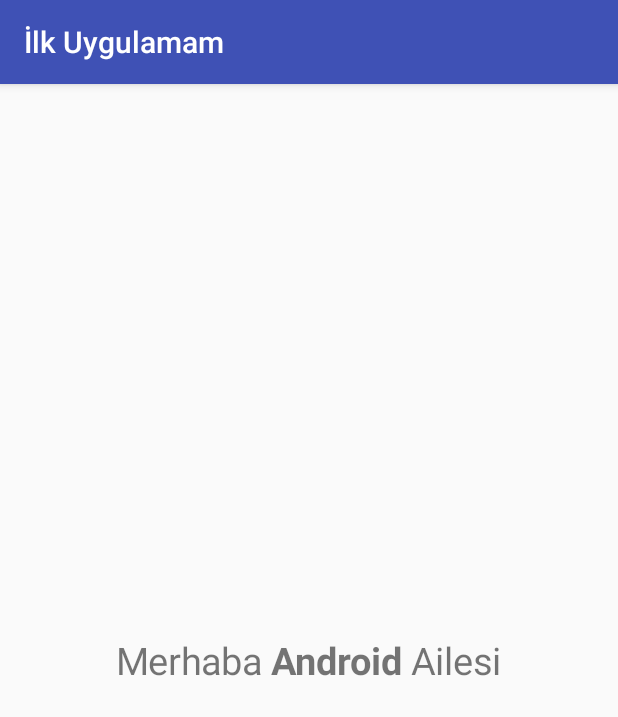
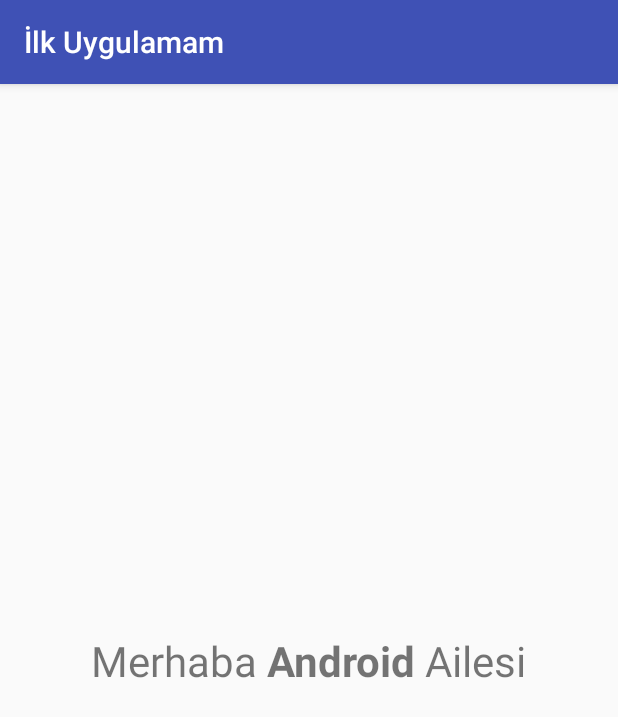
Before and after one commit to mesutozturk/Android_J10_1LifeCycle, an Android app: the screen it shows after launch (MainActivity), on a phone screen of 412 x 824 dp. Shown: the top 717 px of the screen. Run offline under Robolectric (Android 15) with nearby library versions, the phone set to English and light mode, and no system bars.

Commit message:
Font değiştirdi

```diff
--- a/app/src/main/java/com/mstztrk/j10_1lifecycle/MainActivity.java
+++ b/app/src/main/java/com/mstztrk/j10_1lifecycle/MainActivity.java
@@ -14,7 +14,7 @@ public class MainActivity extends AppCompatActivity {
         setContentView(R.layout.activity_main);
         txtMesaj = (TextView) findViewById(R.id.txtMesaj);
         txtMesaj.setText(R.string.karsilama_html);
-        txtMesaj.setTextSize(25);
+        txtMesaj.setTextSize(28);
     }
 
     @Override
```
